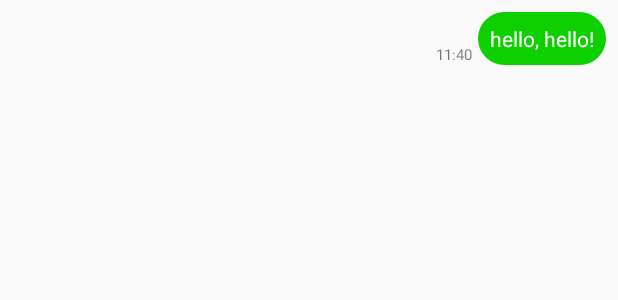
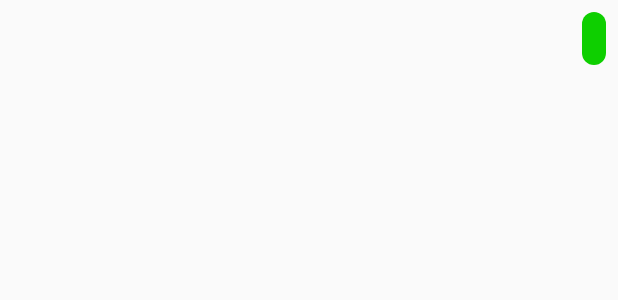
Before and after one commit to BiswajitRout/VoiceAssistant, an Android app: the layout item_message_sent.xml on its own in the app's theme, with its tools: preview values and no code run, on a phone screen of 412 x 824 dp. Shown: the top 300 px of the screen. Run offline under Robolectric (Android 15) with nearby library versions, the phone set to English and light mode, and no system bars.

Commit message:
First demo

```diff
--- a/app/src/main/java/com/biswajitapps/voiceassistant/MainActivity.kt
+++ b/app/src/main/java/com/biswajitapps/voiceassistant/MainActivity.kt
@@ -28,7 +28,8 @@ class MainActivity : AppCompatActivity(), View.OnClickListener {
         messages = ArrayList()
         adapter = MessageListAdapter(messages!!)
         val layoutManager = LinearLayoutManager(this)
-        layoutManager.reverseLayout = true
+        /*layoutManager.reverseLayout = true*/
+        layoutManager.stackFromEnd = true
         rvMessageList.layoutManager = layoutManager
         rvMessageList.adapter = adapter
 
--- a/app/src/main/res/layout/item_message_sent.xml
+++ b/app/src/main/res/layout/item_message_sent.xml
@@ -9,7 +9,6 @@
 
     <TextView
         android:id="@+id/text_message_body"
-        android:text="hello, hello!"
         android:background="@drawable/rounded_rectangle_green"
         android:layout_width="wrap_content"
         android:layout_height="wrap_content"
@@ -22,12 +21,13 @@
 
     <TextView
         android:id="@+id/text_message_time"
-        android:text="11:40"
-        android:layout_width="wrap_content"
-        android:layout_height="wrap_content"
+        android:layout_width="20dp"
+        android:layout_height="17dp"
         android:textSize="10sp"
         android:layout_marginRight="4dp"
         app:layout_constraintBottom_toBottomOf="@+id/text_message_body"
-        app:layout_constraintRight_toLeftOf="@+id/text_message_body" />
+        app:layout_constraintRight_toLeftOf="@+id/text_message_body"
+        tools:layout_editor_absoluteY="24dp"
+        tools:layout_editor_absoluteX="266dp" />
 
 </android.support.constraint.ConstraintLayout>
```
Also changed, not shown: app/src/main/java/com/biswajitapps/voiceassistant/models/User.kt (deleted, +0 -9 lines).
